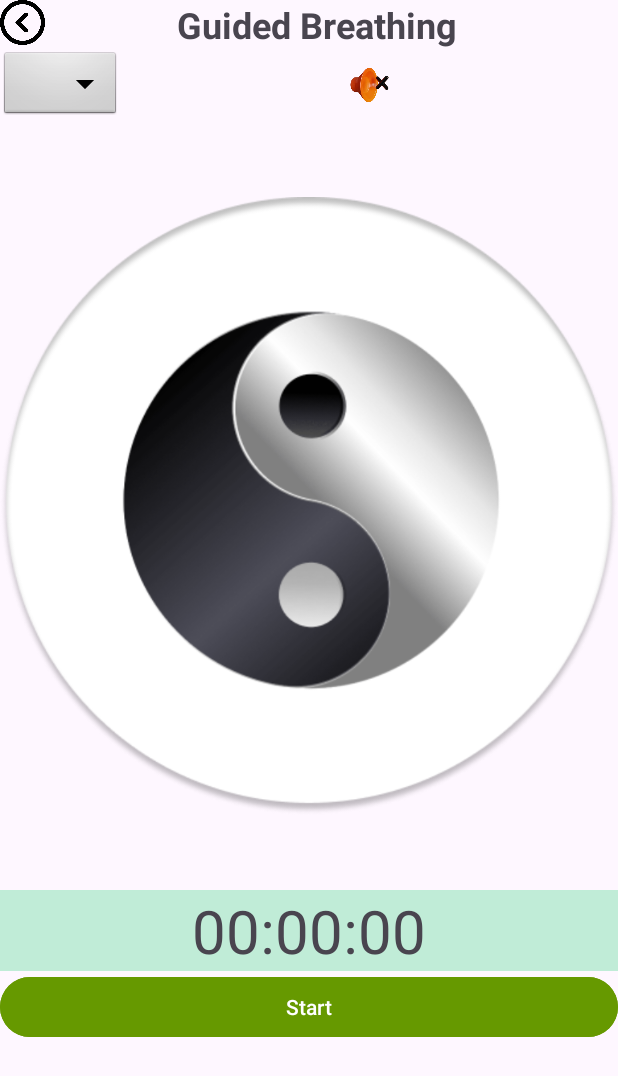
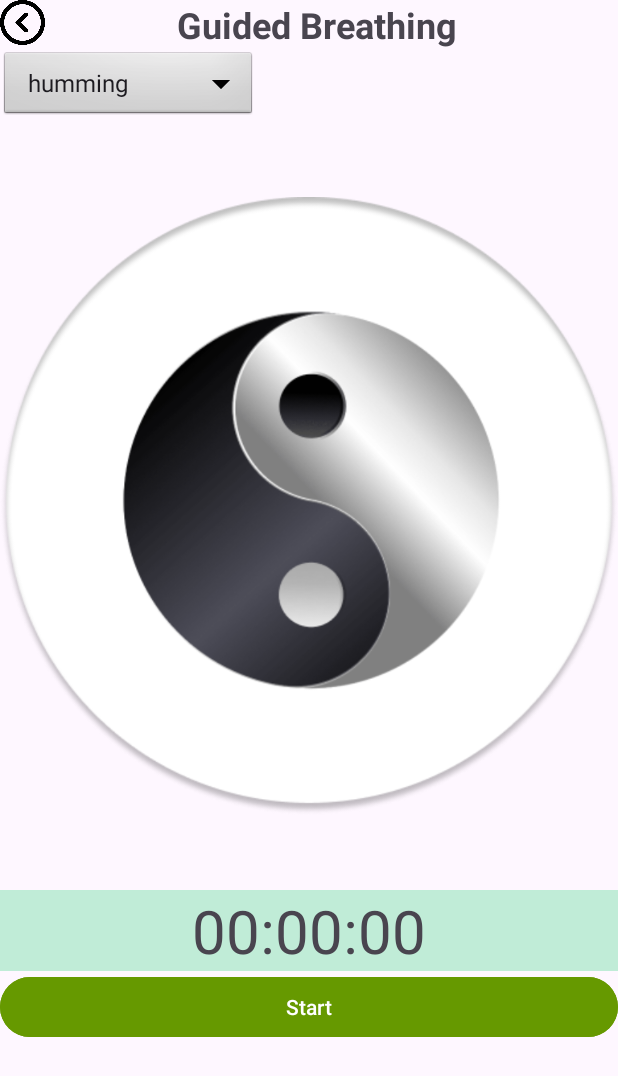
Before and after one commit to spsaroj/happify, an Android app: the GuidedBreathing screen opened directly, with no data from a screen before it, on a phone screen of 412 x 824 dp. Shown: the top 1076 px of the screen. Run offline under Robolectric (Android 15) with nearby library versions, the phone set to English and light mode, and no system bars.

Commit message:
Guided breathing dropdown function added

```diff
--- a/app/src/main/java/com/example/happify/GuidedBreathing.java
+++ b/app/src/main/java/com/example/happify/GuidedBreathing.java
@@ -5,7 +5,9 @@ import androidx.appcompat.app.AppCompatActivity;
 import android.os.Bundle;
 import android.os.CountDownTimer;
 import android.view.View;
+import android.widget.ArrayAdapter;
 import android.widget.Button;
+import android.widget.Spinner;
 import android.widget.TextView;
 
 import java.util.Locale;
@@ -15,6 +17,7 @@ public class GuidedBreathing extends AppCompatActivity {
     CountDownTimer timer;
     Button start;
 
+    Spinner dropDown;
 
 
     @Override
@@ -22,8 +25,17 @@ public class GuidedBreathing extends AppCompatActivity {
         super.onCreate(savedInstanceState);
         setContentView(R.layout.activity_guided_breathing);
 
+        dropDown=findViewById(R.id.dropDown);
+
+        String[] breathingSounds= getResources().getStringArray(R.array.breathing_sounds);
+        ArrayAdapter adapter=new ArrayAdapter<>(this, android.R.layout.simple_spinner_item, breathingSounds);
+
+        adapter.setDropDownViewResource(android.R.layout.simple_spinner_item);
+        dropDown.setAdapter(adapter);
+
         countdownTimer=findViewById(R.id.displayCount);
         start=findViewById(R.id.startCountBtn);
+        dropDown=findViewById(R.id.dropDown);
 
         start.setOnClickListener(new View.OnClickListener() {
             @Override
@@ -34,7 +46,7 @@ public class GuidedBreathing extends AppCompatActivity {
     }
 
     private void startTime() {
-        timer=new CountDownTimer(10000, 10000) {
+        timer=new CountDownTimer(60000, 60000) {
 
             @Override
             public void onTick(long l) {
--- a/app/src/main/res/layout/activity_guided_breathing.xml
+++ b/app/src/main/res/layout/activity_guided_breathing.xml
@@ -40,13 +40,6 @@
             android:background="@android:drawable/btn_dropdown"
             android:spinnerMode="dropdown" />
 
-        <ImageView
-            android:id="@+id/muteSound"
-            android:layout_width="242dp"
-            android:layout_height="48dp"
-            android:layout_weight="1"
-            android:src="@drawable/mute_music"
-            />
     </LinearLayout>
 
     <ImageView
--- /dev/null
+++ b/app/src/main/res/values/Strings.xml
@@ -0,0 +1,4 @@
+<?xml version="1.0" encoding="utf-8"?>
+<resources>
+        <string name="app_name">Happify</string>
+</resources>
--- /dev/null
+++ b/app/src/main/res/values/array.xml
@@ -0,0 +1,8 @@
+<?xml version="1.0" encoding="utf-8"?>
+<resources>
+    <string-array name="breathing_sounds">
+        <item>humming</item>
+        <item>wind</item>
+        <item>ocean waves</item>
+    </string-array>
+</resources>
--- a/app/src/main/res/values/strings.xml
+++ /dev/null
@@ -1,3 +0,0 @@
-<resources>
-    <string name="app_name">Happify</string>
-</resources>
--- a/settings.gradle.kts
+++ b/settings.gradle.kts
@@ -13,5 +13,5 @@ dependencyResolutionManagement {
     }
 }
 
-rootProject.name = "Happify"
+rootProject.name = "happify"
 include(":app")
```
